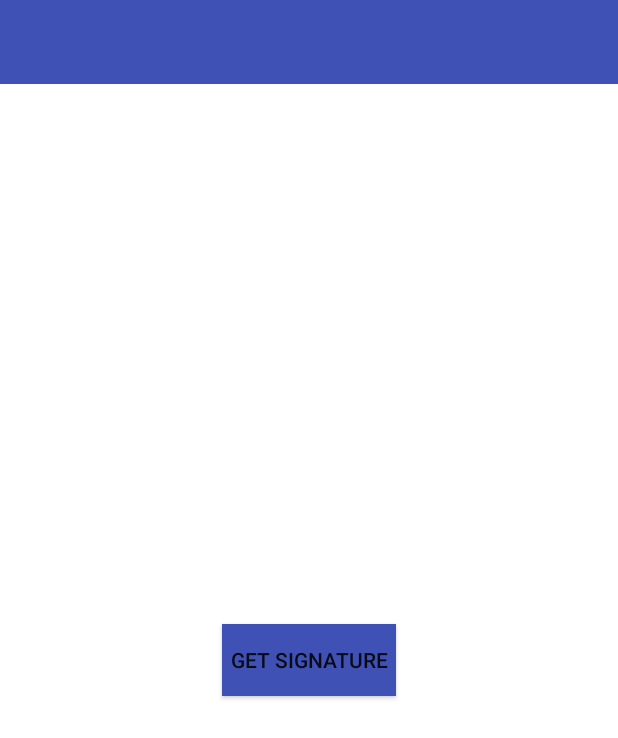
After one commit to affanjilani/MALAC, an Android app: the layout activity_signature2.xml on its own in the app's theme, with its tools: preview values and no code run, on a phone screen of 412 x 824 dp. The commit adds this screen. Shown: the top 738 px of the screen. Run offline under Robolectric (Android 15) with nearby library versions, the phone set to English and light mode, and no system bars.

Commit message:
Integrated Signature activity with main activity

```diff
--- /dev/null
+++ b/MALACFE/app/src/main/res/layout/activity_signature2.xml
@@ -0,0 +1,25 @@
+<?xml version="1.0" encoding="utf-8"?>
+<LinearLayout xmlns:android="http://schemas.android.com/apk/res/android"
+    android:layout_width="fill_parent"
+    android:layout_height="fill_parent"
+    android:orientation="vertical"
+    android:background="@android:color/white">
+
+    <include layout="@layout/activity_toolbar" />
+
+    <LinearLayout
+        android:layout_width="fill_parent"
+        android:layout_height="fill_parent"
+        android:orientation="vertical"
+        android:gravity="center">
+
+        <Button
+            android:id="@+id/signature"
+            android:layout_width="wrap_content"
+            android:layout_height="wrap_content"
+            android:text="@string/hint_sign"
+            android:padding="5dp"
+            android:background="@color/colorPrimary" />
+    </LinearLayout>
+
+</LinearLayout>
--- /dev/null
+++ b/MALACFE/app/src/main/res/layout/activity_toolbar.xml
@@ -0,0 +1,16 @@
+<RelativeLayout xmlns:android="http://schemas.android.com/apk/res/android"
+    xmlns:app="http://schemas.android.com/apk/res-auto"
+    xmlns:tools="http://schemas.android.com/tools"
+    android:layout_width="match_parent"
+    android:layout_height="wrap_content"
+    tools:context="@string/app_name">
+
+    <android.support.v7.widget.Toolbar
+        android:id="@+id/toolbar"
+        android:layout_width="match_parent"
+        android:layout_height="?attr/actionBarSize"
+        android:background="?attr/colorPrimary"
+        android:theme="@style/AppTheme"
+        app:popupTheme="@style/AppTheme" />
+
+</RelativeLayout>
```
Also changed, not shown: MALACFE/app/src/main/AndroidManifest.xml (+14 -2 lines), MALACFE/app/src/main/java/malac/com/malacfe/SignatureActivity.java (added, +245 -0 lines), MALACFE/app/src/main/res/layout/content_signature2.xml (added, +11 -0 lines), MALACFE/app/src/main/res/layout/dialog_signature.xml (added, +65 -0 lines), MALACFE/app/src/main/res/values/strings.xml (+7 -0 lines).
